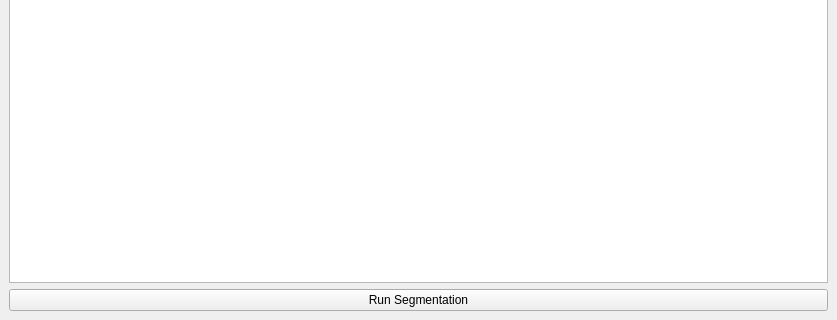
First picture: the form in mainWindow.ui, repository SIUE-BiomedicalImagingResearchLab/SIUE-Dixon-Fat-Segmentation-Algorithm, before the edit; both pictures show x 0 to 837 and y 246 to 566 of the 837 by 566 pixel window.
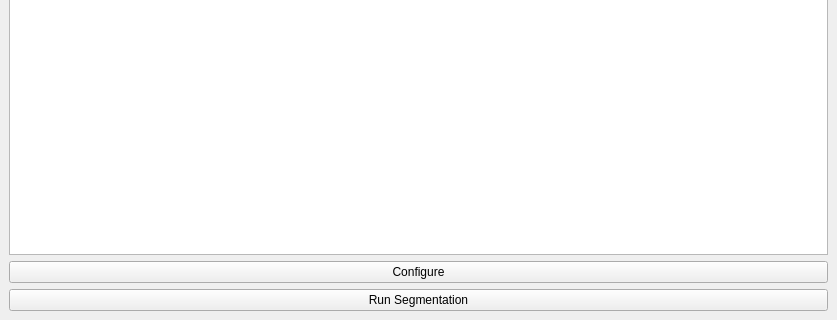
Second picture: the form after the edit.

Commit message:
Add configure window to GUI
This allows the user to view the configuration parameters interactively with a plot of the MRI images.

Diff of the .ui file:
```diff
--- a/mainWindow.ui
+++ b/mainWindow.ui
@@ -19,6 +19,13 @@
      <layout class="QGridLayout" name="gridLayout">
       <item row="5" column="0">
        <layout class="QVBoxLayout" name="verticalLayout">
+        <item>
+         <widget class="QPushButton" name="configureButton">
+          <property name="text">
+           <string>Configure</string>
+          </property>
+         </widget>
+        </item>
         <item>
          <widget class="QPushButton" name="runButton">
           <property name="text">
```
The commit also changes 7 other files.
